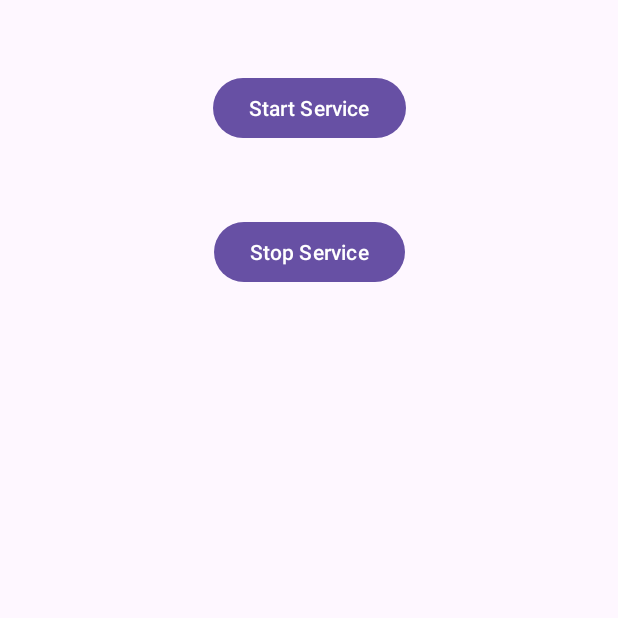
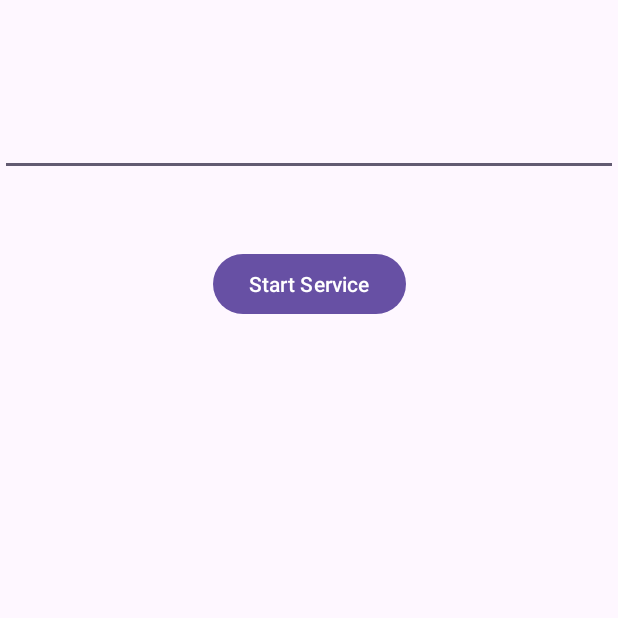
Before and after one commit to suyash-sneo/android-vpd-id, an Android app: the screen it shows after launch (MainActivity), after a tap on "Start Service", on a phone screen of 412 x 824 dp, the top half of it. Run offline under Robolectric (Android 15) with nearby library versions, the phone set to English and light mode, and no system bars; 2 statements that could not run were skipped.

Commit message:
Updated UI to input userid and show response

```diff
--- a/app/src/main/java/com/device/id/virtual/MainActivity.java
+++ b/app/src/main/java/com/device/id/virtual/MainActivity.java
@@ -13,6 +13,8 @@ import android.os.Bundle;
 import android.os.IBinder;
 import android.view.View;
 import android.widget.Button;
+import android.widget.EditText;
+import android.widget.TextView;
 import android.widget.Toast;
 
 import com.device.id.virtual.binders.LocalBinder;
@@ -24,7 +26,9 @@ public class MainActivity extends AppCompatActivity {
     private IdProviderService service;
     boolean mBound = false;
 
-    private Button mStartBtn, mStopBtn;
+    private EditText mUserIdEditText;
+    private Button mStartBtn;
+    private TextView mIdTv;
 
     @Override
     protected void onCreate(Bundle savedInstanceState) {
@@ -53,8 +57,9 @@ public class MainActivity extends AppCompatActivity {
     }
 
     private void initializeViews() {
+        mUserIdEditText = findViewById(R.id.user_id);
         mStartBtn = findViewById(R.id.start_service_button);
-        mStopBtn = findViewById(R.id.stop_service_button);
+        mIdTv = findViewById(R.id.id_tv);
     }
 
     private void setupListeners() {
@@ -64,12 +69,13 @@ public class MainActivity extends AppCompatActivity {
             public void onClick(View view) {
                 if (mBound) {
                     Toast.makeText(MainActivity.this, "Start clicked", Toast.LENGTH_SHORT).show();
-                    Thread thread = new Thread(()-> {
-                        service.getId("test.123@gmail.com", (String id) -> {
-                            System.out.println("MainActivity: ID=" + id);
+                    String userId = mUserIdEditText.getText().toString();
+                    service.getId(userId, (String id) -> {
+                        System.out.println("MainActivity: ID=" + id);
+                        MainActivity.this.runOnUiThread(() -> {
+                            mIdTv.setText(id);
                         });
                     });
-                    thread.start();
                 }
             }
         });
--- a/app/src/main/res/layout/activity_main.xml
+++ b/app/src/main/res/layout/activity_main.xml
@@ -6,6 +6,17 @@
     android:layout_height="match_parent"
     tools:context=".MainActivity">
 
+    <EditText
+        android:id="@+id/user_id"
+        android:layout_width="match_parent"
+        android:layout_height="wrap_content"
+        app:layout_constraintLeft_toLeftOf="parent"
+        app:layout_constraintRight_toRightOf="parent"
+        app:layout_constraintTop_toTopOf="parent"
+        android:layout_marginTop="48dp"
+        android:textSize="36sp"
+        />
+
     <Button
         android:id="@+id/start_service_button"
         android:layout_width="wrap_content"
@@ -13,19 +24,21 @@
         android:text="Start Service"
         app:layout_constraintLeft_toLeftOf="parent"
         app:layout_constraintRight_toRightOf="parent"
-        app:layout_constraintTop_toTopOf="parent"
+        app:layout_constraintTop_toBottomOf="@id/user_id"
         android:layout_marginTop="48dp"
         />
 
-    <Button
-        android:id="@+id/stop_service_button"
-        android:layout_width="wrap_content"
+    <TextView
+        android:id="@+id/id_tv"
+        android:layout_width="match_parent"
         android:layout_height="wrap_content"
-        android:text="Stop Service"
         app:layout_constraintLeft_toLeftOf="parent"
         app:layout_constraintRight_toRightOf="parent"
         app:layout_constraintTop_toBottomOf="@id/start_service_button"
         android:layout_marginTop="48dp"
+        android:textSize="36sp"
         />
 
+
+
 </androidx.constraintlayout.widget.ConstraintLayout>
```
